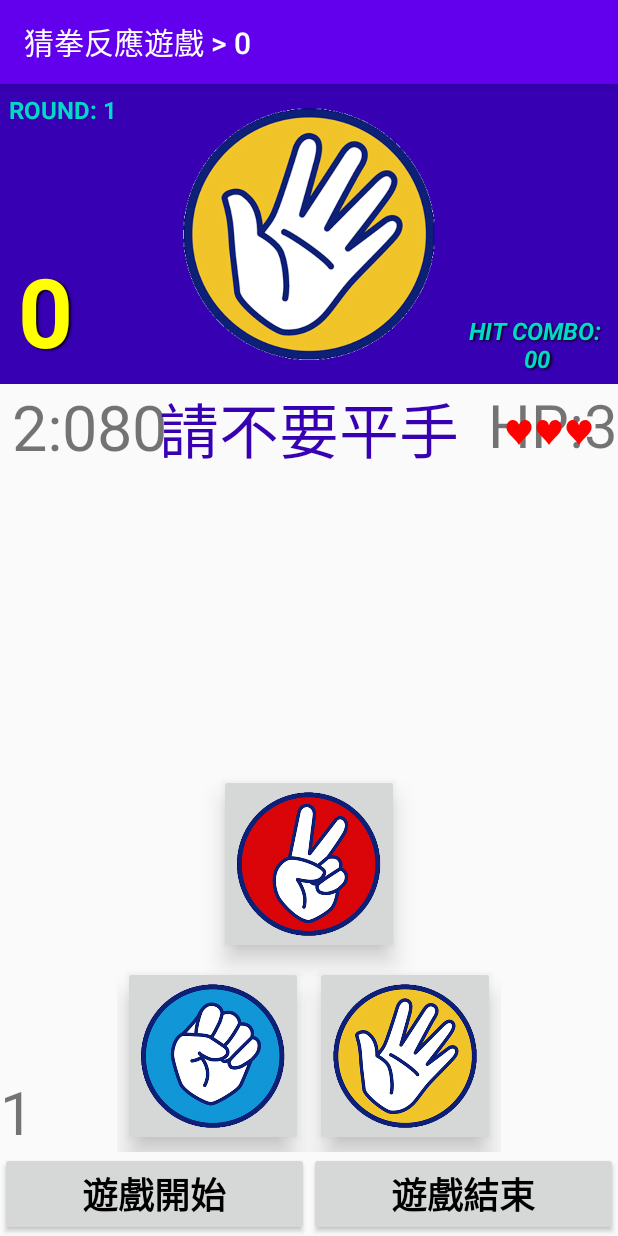
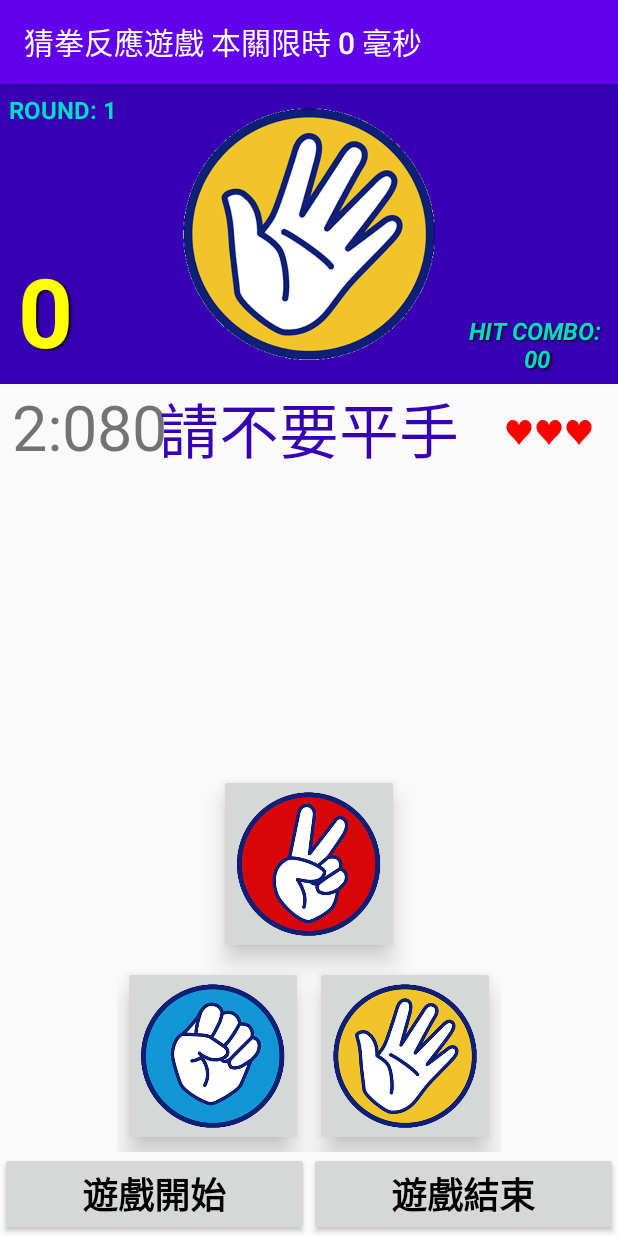
Before and after one commit to weilawhite/MoraGame, an Android app: the screen it shows after launch (MainActivity), after a tap on "遊戲開始", on a phone screen of 412 x 824 dp. Run offline under Robolectric (Android 15) with nearby library versions, the phone set to English and light mode, and no system bars.

Commit message:
重開遊戲時還原UI

```diff
--- a/app/src/main/java/com/example/moragame/MainActivity.java
+++ b/app/src/main/java/com/example/moragame/MainActivity.java
@@ -44,6 +44,7 @@ public class MainActivity extends AppCompatActivity implements View.OnClickListe
     private final int SOUND_CORRECT = 0;
     private final int SOUND_WRONG = 1;
     int topHitCombo=0;
+    private int minMilliSecond=1500;
 
     boolean gameOver = false;
     boolean gaming = false;
@@ -92,6 +93,7 @@ public class MainActivity extends AppCompatActivity implements View.OnClickListe
         rockBtn.setOnClickListener(this);
     }
 
+    @RequiresApi(api = Build.VERSION_CODES.LOLLIPOP)
     @Override
     protected void onCreate(Bundle savedInstanceState) {
         super.onCreate(savedInstanceState);
@@ -148,7 +150,10 @@ public class MainActivity extends AppCompatActivity implements View.OnClickListe
 
             case GAME_OVER:
                 StringBuilder sb = new StringBuilder();
-                sb.append("SCORE:" + player.getWinCount()).append("\nHIT COMBO:" + hitCombo);
+
+                //待修改
+                sb.append("總分:" + player.getWinCount()).append("\n歷史最高連擊:"+topHitCombo);
+                //sb.append("總分:" + player.getWinCount()).append("\n最高連擊數:" + hitCombo).append("\n歷史最高連擊:"+topHitCombo);
                 gaming = false;
                 if(hitCombo>topHitCombo){
                     topHitCombo=hitCombo;
@@ -221,6 +226,11 @@ public class MainActivity extends AppCompatActivity implements View.OnClickListe
                     gaming = false;
                     gameCountDownFinish = true;
                     ruleText.setText("遊戲結束");
+
+                    //
+                    //這段有問題
+                    //
+
                     if (combo > hitCombo) {
                         hitCombo = combo;
                         save();
@@ -303,15 +313,18 @@ public class MainActivity extends AppCompatActivity implements View.OnClickListe
         round = 1;
         combo = 0;
         player.setLife(player.getINIT_LIFE());
+        this.setTitle("猜拳反應遊戲");
+        ruleText.setText("我是規則");
+        heartText.setText(player.getLifeString());
+        countText.setText(" ");
     }
 
     private void startGame() {
 
         gameMilliSecond = 0;
-        //targetMilliSecond = 1500;
         gameCountDownFinish = false;
 
-        this.setTitle(getResources().getString(R.string.app_name)+" > "+targetMilliSecond);
+        this.setTitle(getResources().getString(R.string.app_name)+" 本關限時 "+targetMilliSecond+" 毫秒");
 
         roundText.setText("ROUND: " + round++);
 
@@ -392,8 +405,8 @@ public class MainActivity extends AppCompatActivity implements View.OnClickListe
  */
         targetMilliSecond=beginMilliSecond-(round/roundStep)*500;
 
-        if(targetMilliSecond<1000){
-            targetMilliSecond=1000;
+        if(targetMilliSecond<minMilliSecond){
+            targetMilliSecond=minMilliSecond;
         }
 
         gameMilliSecond = gameMilliSecond + 10;
--- a/app/src/main/res/layout/activity_main.xml
+++ b/app/src/main/res/layout/activity_main.xml
@@ -180,7 +180,7 @@
             android:layout_height="wrap_content"
             android:textSize="@dimen/super_large_font_size"
             android:layout_marginLeft="8dp"
-            android:text="" />
+            android:text="  " />
         <TextView
             android:id="@+id/rule_text"
             android:layout_gravity="center|top"
@@ -194,14 +194,16 @@
             android:layout_height="wrap_content"
             android:layout_gravity="right"
             android:textSize="40dp"
-            android:text="HP:  " />
+            android:text="HP:  "
+            android:visibility="invisible"/>
         <TextView
             android:id="@+id/stage_text"
             android:layout_width="wrap_content"
             android:layout_height="wrap_content"
             android:layout_gravity="bottom"
             android:textSize="40dp"
-            android:text="0" />
+            android:text="0"
+            android:visibility="invisible"/>
 
         <TextView
             android:id="@+id/big_counter_text"
```
